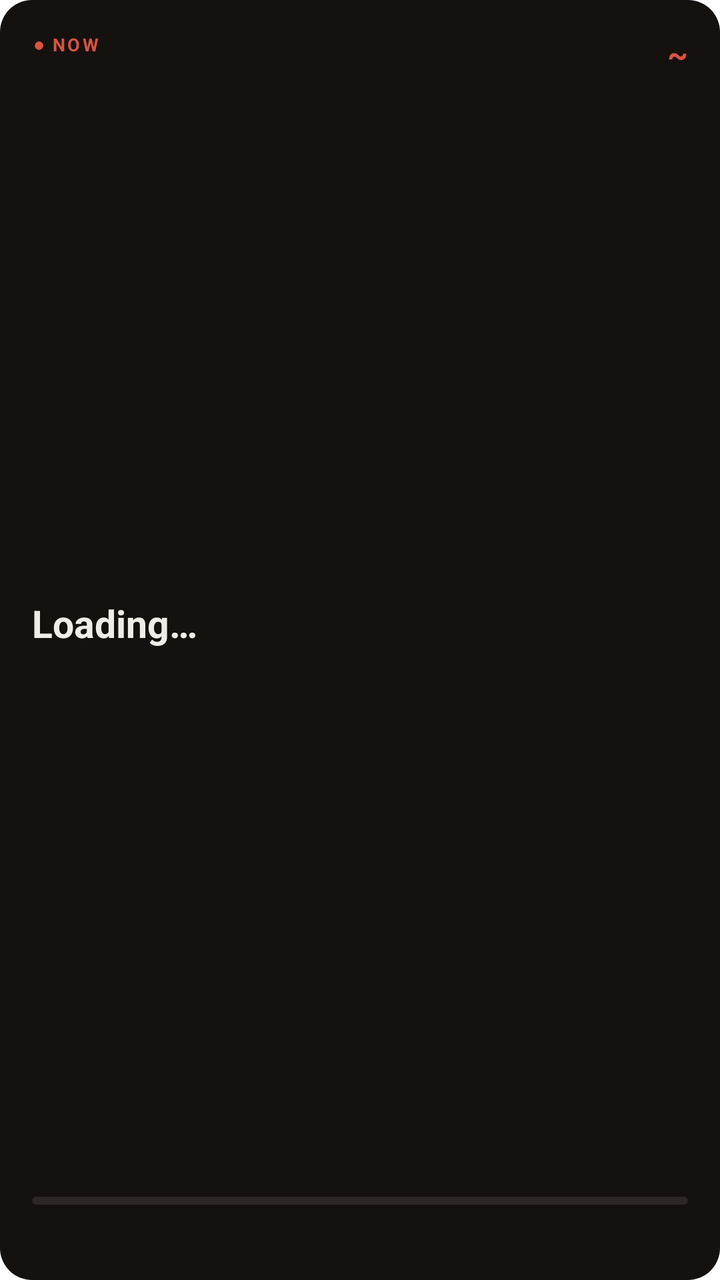
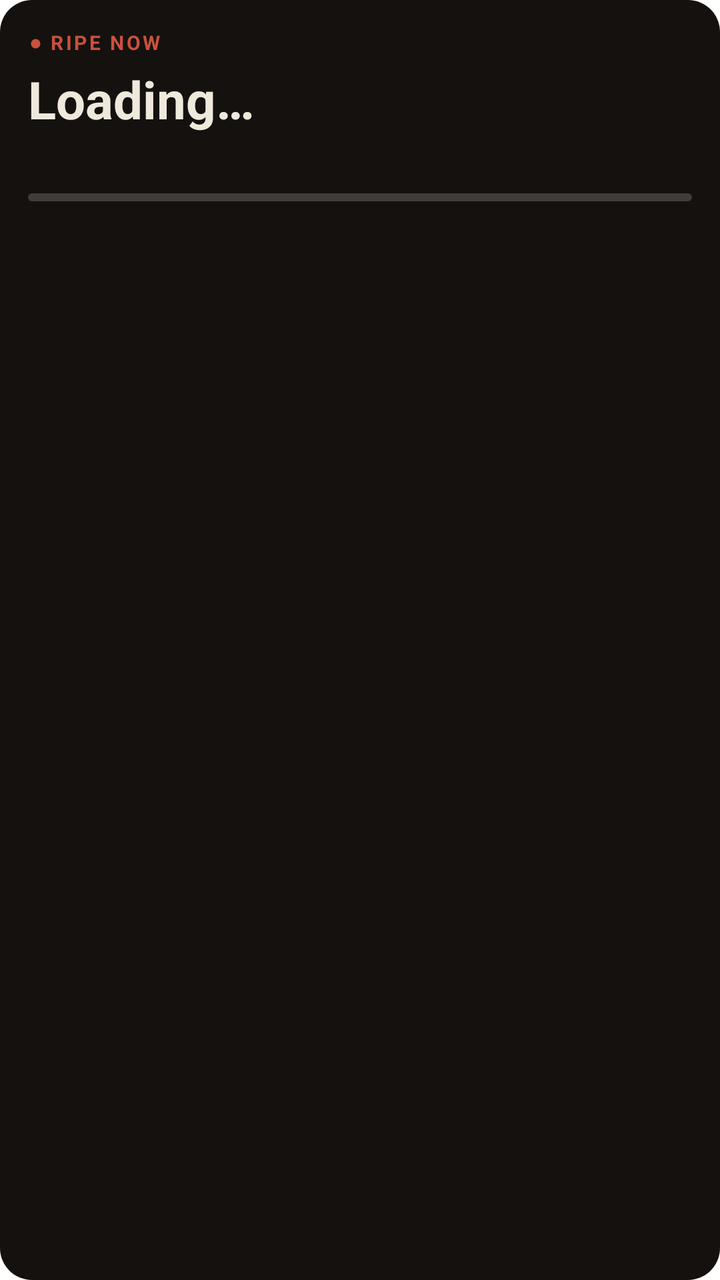

Before-and-after screenshots of an Android layout around one commit, followed by the original layout XML and the change that was made.
<!-- AndroidManifest.xml: fallback theme Theme.MaterialComponents.DayNight.NoActionBar -->
<!-- res/layout/now_widget.xml -->
<?xml version="1.0" encoding="utf-8"?>
<LinearLayout xmlns:android="http://schemas.android.com/apk/res/android"
    android:id="@+id/widget_root"
    android:layout_width="match_parent"
    android:layout_height="match_parent"
    android:background="@drawable/widget_background"
    android:orientation="vertical"
    android:padding="16dp">

    
    <RelativeLayout
        android:layout_width="match_parent"
        android:layout_height="wrap_content">

        <TextView
            android:id="@+id/widget_badge"
            android:layout_width="wrap_content"
            android:layout_height="wrap_content"
            android:layout_alignParentStart="true"
            android:text="● NOW"
            android:textColor="#D9543E"
            android:textSize="9sp"
            android:textStyle="bold"
            android:letterSpacing="0.12" />

        <TextView
            android:id="@+id/widget_tilde"
            android:layout_width="wrap_content"
            android:layout_height="wrap_content"
            android:layout_alignParentEnd="true"
            android:text="~"
            android:textColor="#D9543E"
            android:textSize="16sp"
            android:textStyle="bold" />

    </RelativeLayout>

    
    <TextView
        android:id="@+id/widget_title"
        android:layout_width="match_parent"
        android:layout_height="0dp"
        android:layout_weight="1"
        android:layout_marginTop="8dp"
        android:textColor="#F0ECE6"
        android:textSize="19sp"
        android:textStyle="bold"
        android:maxLines="2"
        android:ellipsize="end"
        android:gravity="center_vertical"
        android:text="Loading…" />

    
    <TextView
        android:id="@+id/widget_time_left"
        android:layout_width="wrap_content"
        android:layout_height="wrap_content"
        android:layout_marginBottom="6dp"
        android:textColor="#D9543E"
        android:textSize="11sp"
        android:textStyle="bold"
        android:text="" />

    
    <ProgressBar
        android:id="@+id/widget_progress"
        style="?android:attr/progressBarStyleHorizontal"
        android:layout_width="match_parent"
        android:layout_height="4dp"
        android:layout_marginBottom="8dp"
        android:progressDrawable="@drawable/widget_progress_drawable"
        android:max="100"
        android:progress="0" />

    
    <TextView
        android:id="@+id/widget_next"
        android:layout_width="match_parent"
        android:layout_height="wrap_content"
        android:textColor="#9A8E83"
        android:textSize="10sp"
        android:maxLines="1"
        android:ellipsize="end"
        android:text="" />

</LinearLayout>
<!-- resources referenced by this layout -->
<resources>
  <!-- drawable widget_background (drawable) -->
  <?xml version="1.0" encoding="utf-8"?>
  <shape xmlns:android="http://schemas.android.com/apk/res/android">
      <solid android:color="#15110F" />
      <corners android:radius="16dp" />
  </shape>
  <!-- drawable widget_progress_drawable (drawable) -->
  <?xml version="1.0" encoding="utf-8"?>
  <layer-list xmlns:android="http://schemas.android.com/apk/res/android">
      <item android:id="@android:id/background">
          <shape android:shape="rectangle">
              <solid android:color="#1AF0ECE6" />
              <corners android:radius="2dp" />
          </shape>
      </item>
      <item android:id="@android:id/progress">
          <clip>
              <shape android:shape="rectangle">
                  <solid android:color="#D9543E" />
                  <corners android:radius="2dp" />
              </shape>
          </clip>
      </item>
  </layer-list>
</resources>

<!-- the commit's change to res/layout/now_widget.xml (unified diff, before → after) -->
@@ -4,83 +4,75 @@
     android:layout_width="match_parent"
     android:layout_height="match_parent"
     android:background="@drawable/widget_background"
-    android:orientation="vertical"
-    android:padding="16dp">
+    android:orientation="vertical">
 
-    
-    <RelativeLayout
+    <ImageView
+        android:id="@+id/widget_arc"
         android:layout_width="match_parent"
-        android:layout_height="wrap_content">
+        android:layout_height="0dp"
+        android:layout_weight="1"
+        android:scaleType="centerCrop"
+        android:visibility="gone"
+        android:contentDescription="@null" />
+
+    <LinearLayout
+        android:id="@+id/widget_text_strip"
+        android:layout_width="match_parent"
+        android:layout_height="wrap_content"
+        android:orientation="vertical"
+        android:padding="14dp">
 
         <TextView
             android:id="@+id/widget_badge"
             android:layout_width="wrap_content"
             android:layout_height="wrap_content"
-            android:layout_alignParentStart="true"
-            android:text="● NOW"
-            android:textColor="#D9543E"
-            android:textSize="9sp"
+            android:text="● RIPE NOW"
+            android:textColor="#C8523C"
+            android:textSize="10sp"
             android:textStyle="bold"
             android:letterSpacing="0.12" />
 
         <TextView
-            android:id="@+id/widget_tilde"
+            android:id="@+id/widget_title"
+            android:layout_width="match_parent"
+            android:layout_height="wrap_content"
+            android:layout_marginTop="4dp"
+            android:textColor="#EFE9DC"
+            android:textSize="26sp"
+            android:textStyle="bold"
+            android:maxLines="2"
+            android:ellipsize="end"
+            android:text="Loading…" />
+
+        <TextView
+            android:id="@+id/widget_time_left"
             android:layout_width="wrap_content"
             android:layout_height="wrap_content"
-            android:layout_alignParentEnd="true"
-            android:text="~"
-            android:textColor="#D9543E"
+            android:layout_marginTop="2dp"
+            android:textColor="#E2A35F"
             android:textSize="16sp"
-            android:textStyle="bold" />
+            android:textStyle="bold"
+            android:text="" />
 
-    </RelativeLayout>
+        <ProgressBar
+            android:id="@+id/widget_progress"
+            style="?android:attr/progressBarStyleHorizontal"
+            android:layout_width="match_parent"
+            android:layout_height="4dp"
+            android:layout_marginTop="6dp"
+            android:progressDrawable="@drawable/widget_progress_garden"
+            android:max="100"
+            android:progress="0" />
 
-    
-    <TextView
-        android:id="@+id/widget_title"
-        android:layout_width="match_parent"
-        android:layout_height="0dp"
-        android:layout_weight="1"
-        android:layout_marginTop="8dp"
-        android:textColor="#F0ECE6"
-        android:textSize="19sp"
-        android:textStyle="bold"
-        android:maxLines="2"
-        android:ellipsize="end"
-        android:gravity="center_vertical"
-        android:text="Loading…" />
-
-    
-    <TextView
-        android:id="@+id/widget_time_left"
-        android:layout_width="wrap_content"
-        android:layout_height="wrap_content"
-        android:layout_marginBottom="6dp"
-        android:textColor="#D9543E"
-        android:textSize="11sp"
-        android:textStyle="bold"
-        android:text="" />
-
-    
-    <ProgressBar
-        android:id="@+id/widget_progress"
-        style="?android:attr/progressBarStyleHorizontal"
-        android:layout_width="match_parent"
-        android:layout_height="4dp"
-        android:layout_marginBottom="8dp"
-        android:progressDrawable="@drawable/widget_progress_drawable"
-        android:max="100"
-        android:progress="0" />
-
-    
-    <TextView
-        android:id="@+id/widget_next"
-        android:layout_width="match_parent"
-        android:layout_height="wrap_content"
-        android:textColor="#9A8E83"
-        android:textSize="10sp"
-        android:maxLines="1"
-        android:ellipsize="end"
-        android:text="" />
-
+        <TextView
+            android:id="@+id/widget_next"
+            android:layout_width="match_parent"
+            android:layout_height="wrap_content"
+            android:layout_marginTop="6dp"
+            android:textColor="#9B927F"
+            android:textSize="14sp"
+            android:maxLines="1"
+            android:ellipsize="end"
+            android:text="" />
+    </LinearLayout>
 </LinearLayout>
<!-- resource entries referenced after the edit -->
@@ -6,20 +6,21 @@
       <solid android:color="#15110F" />
       <corners android:radius="16dp" />
   </shape>
-  <!-- drawable widget_progress_drawable (drawable) -->
+  <!-- drawable widget_progress_garden (drawable) -->
   <?xml version="1.0" encoding="utf-8"?>
   <layer-list xmlns:android="http://schemas.android.com/apk/res/android">
       <item android:id="@android:id/background">
           <shape android:shape="rectangle">
-              <solid android:color="#1AF0ECE6" />
               <corners android:radius="2dp" />
+              <solid android:color="#33EFE9DC" />
           </shape>
       </item>
       <item android:id="@android:id/progress">
           <clip>
               <shape android:shape="rectangle">
-                  <solid android:color="#D9543E" />
                   <corners android:radius="2dp" />
+                  <gradient android:startColor="#B5A65A" android:endColor="#C8523C"
+                      android:angle="0" />
               </shape>
           </clip>
       </item>
